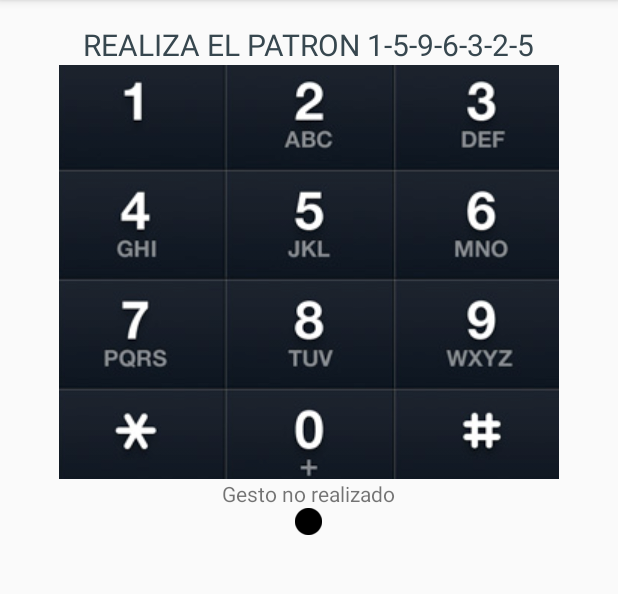
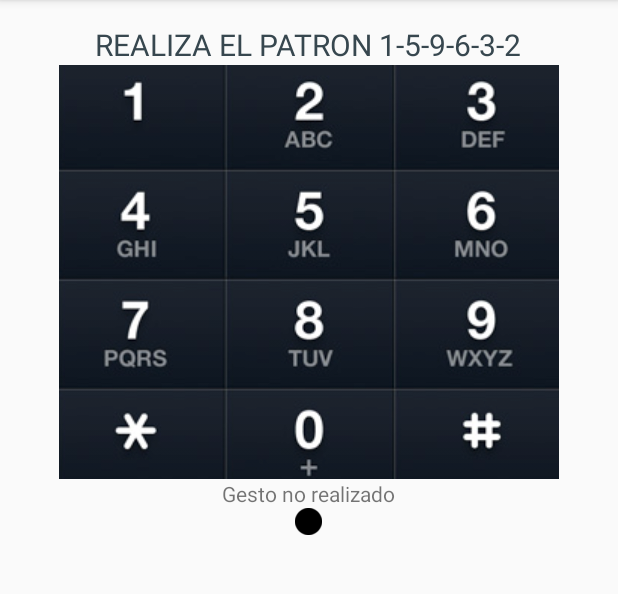
Before and after one commit to FPerezHernandez92/PruebasEnAndroid, an Android app: the screen it shows after launch (Gestos), on a phone screen of 412 x 824 dp, the part 84-678 px from its top. Run offline under Robolectric (Android 15) with nearby library versions, the phone set to English and light mode, and no system bars.

Commit message:
Añadido al patrón en 2

```diff
--- a/appGestosFoto/app/src/main/res/layout/activity_gestos.xml
+++ b/appGestosFoto/app/src/main/res/layout/activity_gestos.xml
@@ -10,7 +10,7 @@
         android:layout_width="wrap_content"
         android:layout_height="wrap_content"
         android:textAppearance="?android:attr/textAppearanceMedium"
-        android:text="REALIZA EL PATRON 1-5-9-6-3-2-5"
+        android:text="REALIZA EL PATRON 1-5-9-6-3-2"
         android:id="@+id/instruccion"
         android:layout_centerHorizontal="true"
         android:background="@color/background_material_light"
```
Also changed, not shown: appGestosFoto/app/src/main/java/com/example/herpefran92/appgestosfoto/Gestos.java (+18 -0 lines).
